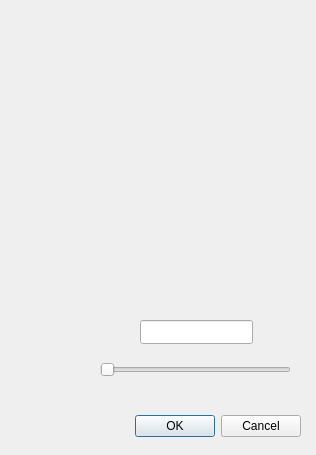
Before: the Qt Designer form tageditor.ui in CosmoD0G/ToDoList, drawn with Qt 5.
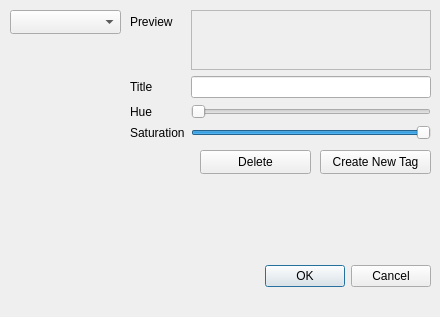
After: the same form once the commit is applied.

Diff of the .ui file:
```diff
--- a/tageditor.ui
+++ b/tageditor.ui
@@ -6,8 +6,8 @@
    <rect>
     <x>0</x>
     <y>0</y>
-    <width>316</width>
-    <height>455</height>
+    <width>440</width>
+    <height>317</height>
    </rect>
   </property>
   <property name="windowTitle">
@@ -16,8 +16,8 @@
   <widget class="QDialogButtonBox" name="buttonBox">
    <property name="geometry">
     <rect>
-     <x>60</x>
-     <y>410</y>
+     <x>190</x>
+     <y>260</y>
      <width>241</width>
      <height>32</height>
     </rect>
@@ -29,32 +29,124 @@
     <set>QDialogButtonBox::StandardButton::Cancel|QDialogButtonBox::StandardButton::Ok</set>
    </property>
   </widget>
-  <widget class="QSlider" name="sliderHue">
+  <widget class="QWidget" name="formLayoutWidget">
    <property name="geometry">
     <rect>
-     <x>100</x>
-     <y>360</y>
-     <width>191</width>
-     <height>20</height>
+     <x>130</x>
+     <y>10</y>
+     <width>301</width>
+     <height>136</height>
     </rect>
    </property>
-   <property name="maximum">
-    <number>360</number>
+   <layout class="QFormLayout" name="formLayout">
+    <item row="0" column="0">
+     <widget class="QLabel" name="label_3">
+      <property name="text">
+       <string>Preview</string>
+      </property>
+     </widget>
+    </item>
+    <item row="0" column="1">
+     <widget class="QFrame" name="frame">
+      <property name="minimumSize">
+       <size>
+        <width>0</width>
+        <height>60</height>
+       </size>
+      </property>
+      <property name="frameShape">
+       <enum>QFrame::Shape::StyledPanel</enum>
+      </property>
+      <property name="frameShadow">
+       <enum>QFrame::Shadow::Raised</enum>
+      </property>
+     </widget>
+    </item>
+    <item row="1" column="0">
+     <widget class="QLabel" name="label">
+      <property name="text">
+       <string>Title</string>
+      </property>
+     </widget>
+    </item>
+    <item row="1" column="1">
+     <widget class="QLineEdit" name="txtInputName"/>
+    </item>
+    <item row="2" column="0">
+     <widget class="QLabel" name="label_2">
+      <property name="text">
+       <string>Hue</string>
+      </property>
+     </widget>
+    </item>
+    <item row="2" column="1">
+     <widget class="QSlider" name="sliderHue">
+      <property name="maximum">
+       <number>359</number>
+      </property>
+      <property name="orientation">
+       <enum>Qt::Orientation::Horizontal</enum>
+      </property>
+     </widget>
+    </item>
+    <item row="3" column="0">
+     <widget class="QLabel" name="label_4">
+      <property name="text">
+       <string>Saturation</string>
+      </property>
+     </widget>
+    </item>
+    <item row="3" column="1">
+     <widget class="QSlider" name="sliderSatur">
+      <property name="maximum">
+       <number>100</number>
+      </property>
+      <property name="value">
+       <number>100</number>
+      </property>
+      <property name="orientation">
+       <enum>Qt::Orientation::Horizontal</enum>
+      </property>
+     </widget>
+    </item>
+   </layout>
+  </widget>
+  <widget class="QPushButton" name="pushButton">
+   <property name="geometry">
+    <rect>
+     <x>320</x>
+     <y>150</y>
+     <width>111</width>
+     <height>24</height>
+    </rect>
    </property>
-   <property name="orientation">
-    <enum>Qt::Orientation::Horizontal</enum>
+   <property name="text">
+    <string>Create New Tag</string>
    </property>
   </widget>
-  <widget class="QLineEdit" name="txtInputName">
+  <widget class="QComboBox" name="comboBox">
    <property name="geometry">
     <rect>
-     <x>140</x>
-     <y>320</y>
-     <width>113</width>
+     <x>10</x>
+     <y>10</y>
+     <width>111</width>
      <height>24</height>
     </rect>
    </property>
   </widget>
+  <widget class="QPushButton" name="pushButton_2">
+   <property name="geometry">
+    <rect>
+     <x>200</x>
+     <y>150</y>
+     <width>111</width>
+     <height>24</height>
+    </rect>
+   </property>
+   <property name="text">
+    <string>Delete</string>
+   </property>
+  </widget>
  </widget>
  <resources/>
  <connections>
```
